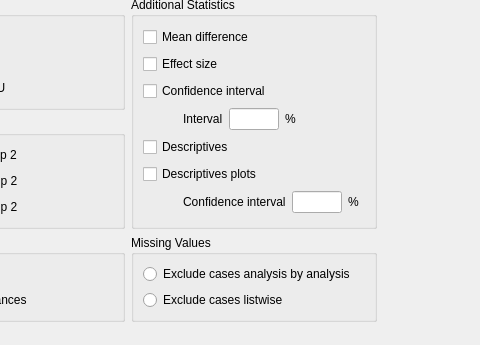
The window that JASP-Desktop/analysisforms/ttestindependentsamplesform.ui (jasp-stats/jasp-desktop) describes before a commit, drawn with Qt 5; both pictures show x 126 to 606 and y 473 to 818 of the 606 by 818 pixel window.
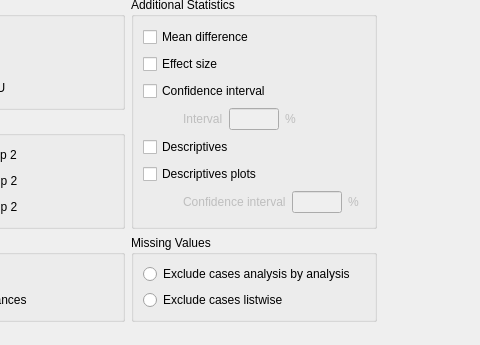
The same window after the commit. Custom widgets are drawn as their Qt base class.

Patch:
```diff
--- a/JASP-Desktop/analysisforms/ttestindependentsamplesform.ui
+++ b/JASP-Desktop/analysisforms/ttestindependentsamplesform.ui
@@ -549,7 +549,10 @@
           </widget>
          </item>
          <item row="6" column="0" colspan="2">
-          <widget class="QWidget" name="widget_3" native="true">
+          <widget class="QWidget" name="widgetDescriptivesPlotsConfidenceInterval" native="true">
+           <property name="enabled">
+            <bool>false</bool>
+           </property>
            <property name="sizePolicy">
             <sizepolicy hsizetype="Fixed" vsizetype="Fixed">
              <horstretch>0</horstretch>
@@ -615,7 +618,10 @@
           </widget>
          </item>
          <item row="3" column="0" colspan="2">
-          <widget class="QWidget" name="widget_4" native="true">
+          <widget class="QWidget" name="widgetConfidenceIntervalInterval" native="true">
+           <property name="enabled">
+            <bool>false</bool>
+           </property>
            <property name="sizePolicy">
             <sizepolicy hsizetype="Fixed" vsizetype="Fixed">
              <horstretch>0</horstretch>
```
Left out of the diff: 35 changed lines with no effect on the pictures.
